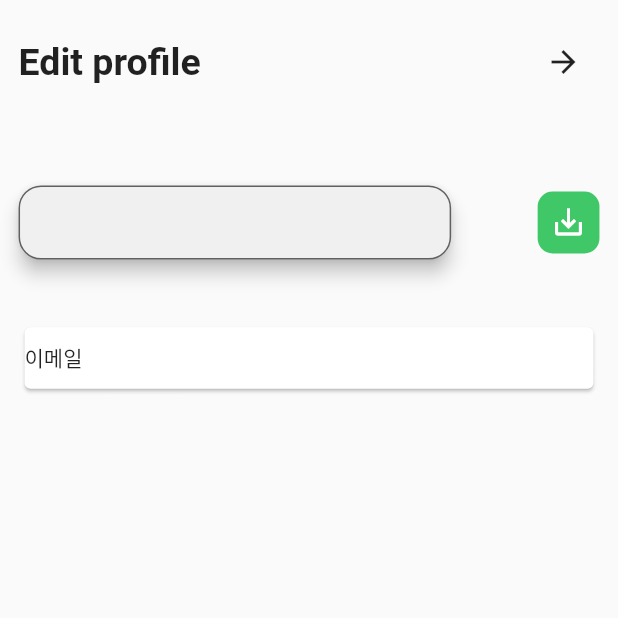
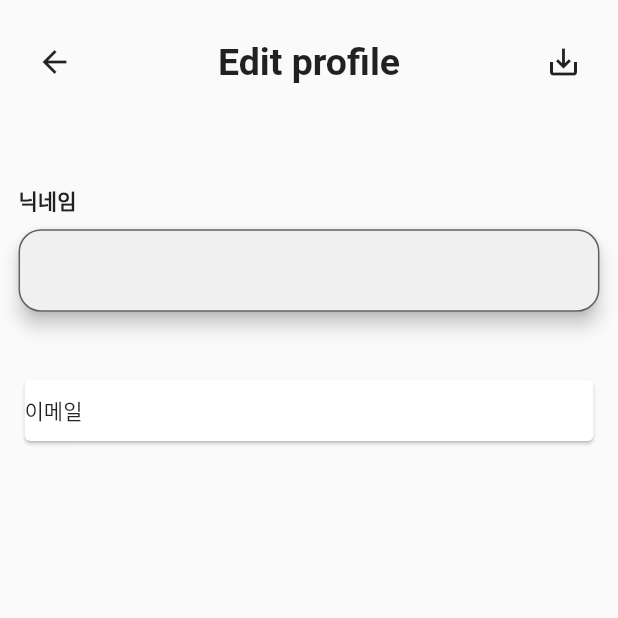
Before and after one commit to omegabunh/PECS, a Flutter app: the screen it shows once a user with an empty profile is signed in, item 4 of the bottom bar chosen, after a tap on "프로필 편집", on a phone screen of 412 x 824 dp, the top half of it. Run offline on Flutter 3.47's test engine with Material 2 defaults, Android fonts, the phone set to English and light mode, and no system bars; our stand-ins replace cloud_firestore, file_picker, firebase_auth, firebase_core, firebase_storage, flutter_dotenv and 7 more; accounts and stored records are empty.

Commit message:
UI bug fix

```diff
--- a/lib/pages/esports_page.dart
+++ b/lib/pages/esports_page.dart
@@ -47,6 +47,7 @@ class _EsportsPageState extends State<EsportsPage>
               _completerController.future.then((value) => _controller = value);
               _completerController.complete(webViewController);
             },
+            gestureNavigationEnabled: true,
           ),
         ),
       ),
--- a/lib/pages/profile_page.dart
+++ b/lib/pages/profile_page.dart
@@ -67,13 +67,13 @@ class _ProfilePageState extends State<ProfilePage> {
           child: Column(
             mainAxisSize: MainAxisSize.max,
             mainAxisAlignment: MainAxisAlignment.start,
-            crossAxisAlignment: CrossAxisAlignment.center,
+            crossAxisAlignment: CrossAxisAlignment.start,
             children: [
               TopBar(
                 'Edit profile',
-                primaryAction: IconButton(
+                secondaryAction: IconButton(
                   icon: Icon(
-                    Icons.adaptive.arrow_forward,
+                    Icons.adaptive.arrow_back,
                   ),
                   onPressed: () {
                     Navigator.pop(
@@ -84,17 +84,28 @@ class _ProfilePageState extends State<ProfilePage> {
                     );
                   },
                 ),
+                primaryAction: IconButton(
+                  icon: const Icon(Icons.save_alt),
+                  onPressed: () async {
+                    if (_registerFormKey.currentState!.validate()) {
+                      _registerFormKey.currentState!.save();
+                      await _db.updateUser(uid, email, _name!);
+                      await _auth.logout();
+                    }
+                  },
+                ),
               ),
               SizedBox(
                 height: _deviceHeight * 0.05,
               ),
-              Row(
-                mainAxisAlignment: MainAxisAlignment.spaceBetween,
-                children: [
-                  _registerForm(),
-                  _nameEditButton(),
-                ],
+              const Text(
+                '닉네임',
+                style: TextStyle(fontWeight: FontWeight.bold),
               ),
+              SizedBox(
+                height: _deviceHeight * 0.01,
+              ),
+              _registerForm(),
               SizedBox(
                 height: _deviceHeight * 0.05,
               ),
@@ -108,8 +119,6 @@ class _ProfilePageState extends State<ProfilePage> {
 
   Widget _registerForm() {
     return SizedBox(
-      height: _deviceHeight * 0.06,
-      width: _deviceHeight * 0.35,
       child: Form(
         key: _registerFormKey,
         child: CustomTextFormField(
@@ -123,30 +132,6 @@ class _ProfilePageState extends State<ProfilePage> {
           obscureText: false,
           message: '2~6자 이내의 이름을 입력해주십시요.',
           type: TextInputType.text,
-        ),
-      ),
-    );
-  }
-
-  Widget _nameEditButton() {
-    return Container(
-      height: _deviceHeight * 0.05,
-      width: _deviceHeight * 0.05,
-      decoration: BoxDecoration(
-        borderRadius: BorderRadius.circular(10),
-        color: const Color.fromRGBO(64, 200, 104, 1.0),
-      ),
-      child: IconButton(
-        onPressed: () async {
-          if (_registerFormKey.currentState!.validate()) {
-            _registerFormKey.currentState!.save();
-            await _db.updateUser(uid, email, _name!);
-            await _auth.logout();
-          }
-        },
-        icon: const Icon(
-          Icons.save_alt,
-          color: Colors.white,
         ),
       ),
     );
--- a/lib/pages/search_page.dart
+++ b/lib/pages/search_page.dart
@@ -217,12 +217,12 @@ class _SearchPageState extends State<SearchPage>
                 roundPlayed: soloResult.roundsPlayed.toString(),
                 top10s: soloResult.top10s.toString(),
                 kills: soloResult.kills.toString(),
-                damageDealt: soloResult.damageDealt.toString(),
+                damageDealt: soloResult.damageDealt.round().toString(),
                 wins: soloResult.wins.toString(),
                 losses: soloResult.losses.toString(),
                 assists: soloResult.assist.toString(),
                 headShotKills: soloResult.headshotKills.toString(),
-                longestKill: soloResult.longestKill.toString(),
+                longestKill: soloResult.longestKill.round().toString(),
                 roundMostKills: soloResult.roundMostKills.toString(),
                 mostSurvivalTime: intToTimeLeft(soloResult.mostSurvivalTime)),
             const CustomCard(
@@ -235,12 +235,12 @@ class _SearchPageState extends State<SearchPage>
                 roundPlayed: duoResult.roundsPlayed.toString(),
                 top10s: duoResult.top10s.toString(),
                 kills: duoResult.kills.toString(),
-                damageDealt: duoResult.damageDealt.toString(),
+                damageDealt: duoResult.damageDealt.round().toString(),
                 wins: duoResult.wins.toString(),
                 losses: duoResult.losses.toString(),
                 assists: duoResult.assist.toString(),
                 headShotKills: duoResult.headshotKills.toString(),
-                longestKill: duoResult.longestKill.toString(),
+                longestKill: duoResult.longestKill.round().toString(),
                 roundMostKills: duoResult.roundMostKills.toString(),
                 mostSurvivalTime: intToTimeLeft(duoResult.mostSurvivalTime)),
             const CustomCard(
@@ -253,12 +253,12 @@ class _SearchPageState extends State<SearchPage>
                 roundPlayed: squadResult.roundsPlayed.toString(),
                 top10s: squadResult.top10s.toString(),
                 kills: squadResult.kills.toString(),
-                damageDealt: squadResult.damageDealt.toString(),
+                damageDealt: squadResult.damageDealt.round().toString(),
                 wins: squadResult.wins.toString(),
                 losses: squadResult.losses.toString(),
                 assists: squadResult.assist.toString(),
                 headShotKills: squadResult.headshotKills.toString(),
-                longestKill: squadResult.longestKill.toString(),
+                longestKill: squadResult.longestKill.round().toString(),
                 roundMostKills: squadResult.roundMostKills.toString(),
                 mostSurvivalTime: intToTimeLeft(squadResult.mostSurvivalTime)),
           ],
--- a/lib/pages/setting_page.dart
+++ b/lib/pages/setting_page.dart
@@ -67,10 +67,9 @@ class _SettingPageState extends State<SettingPage> {
                   SizedBox(
                     height: _deviceHeight * 0.05,
                   ),
-                  SizedBox(
-                    width: _deviceWidth * 0.7,
+                  Card(
                     child: Row(
-                      mainAxisAlignment: MainAxisAlignment.spaceBetween,
+                      mainAxisAlignment: MainAxisAlignment.spaceAround,
                       children: [
                         const Text('테마 변경'),
                         Switch.adaptive(
--- a/lib/providers/chat_page_provider.dart
+++ b/lib/providers/chat_page_provider.dart
@@ -128,6 +128,11 @@ class ChatPageProvider extends ChangeNotifier {
     _db.deleteChat(_chatID);
   }
 
+  void leaveChat() {
+    goBack();
+    _db.leaveChat(_chatID, _auth.chatUser.uid);
+  }
+
   void goBack() {
     _navigation.goBack();
   }
```
Also changed, not shown: lib/pages/chat_page.dart (+9 -3 lines), lib/services/database_service.dart (+10 -0 lines).
